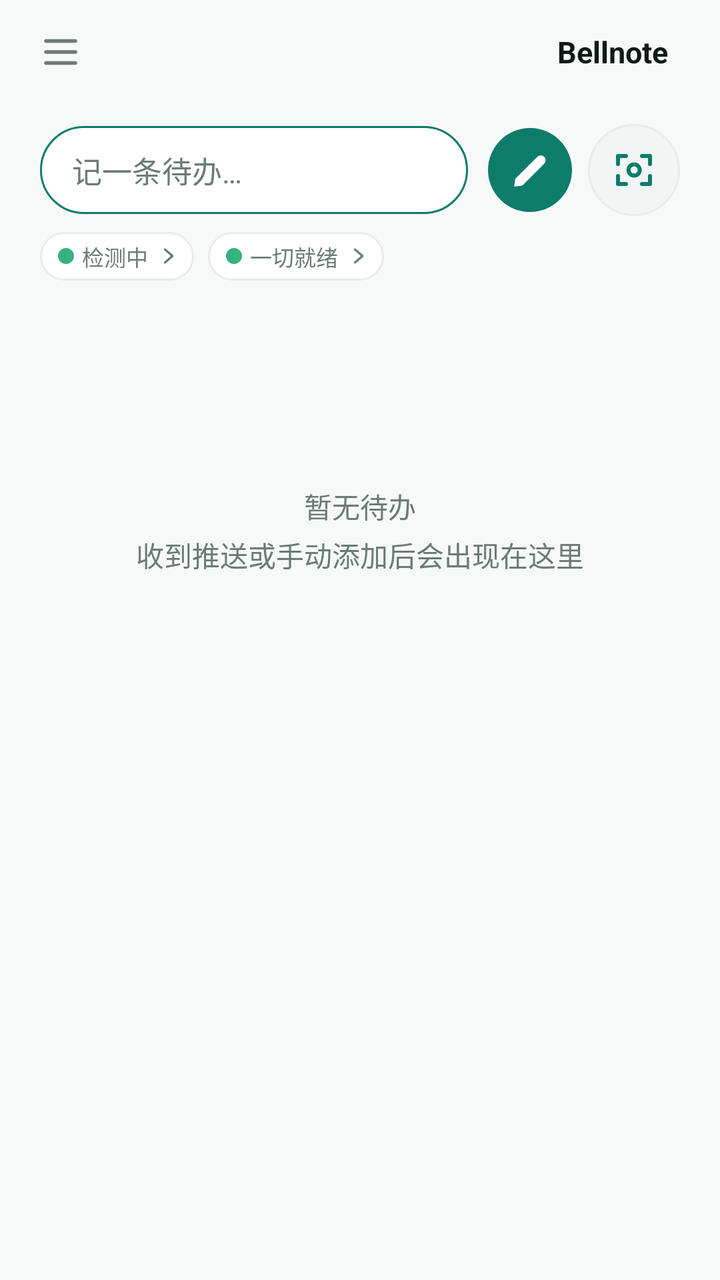
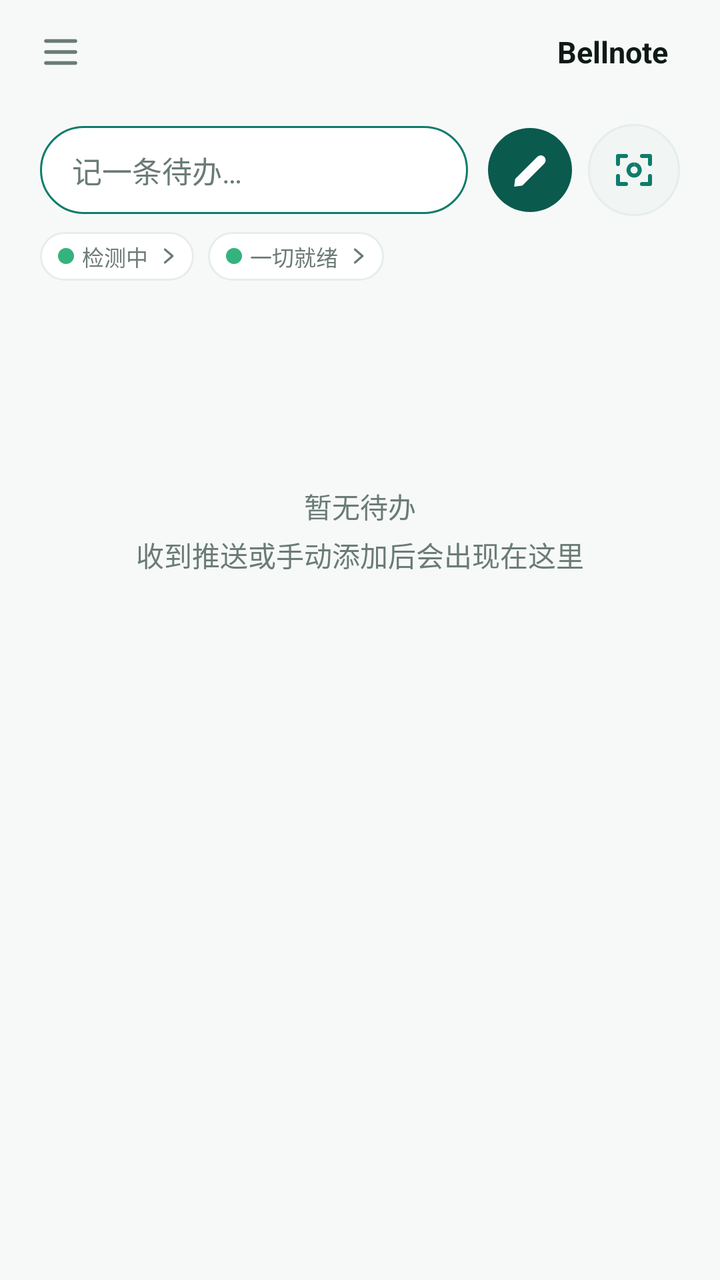

The first picture is an Android layout as it rendered before a commit; the second is the same layout after the commit. The layout source and the unified diff follow.
<!-- AndroidManifest.xml: activity theme Theme.NtfyCalendar.Home -->
<!-- res/layout/activity_main.xml -->
<?xml version="1.0" encoding="utf-8"?>
<androidx.drawerlayout.widget.DrawerLayout xmlns:android="http://schemas.android.com/apk/res/android"
    android:id="@+id/drawer"
    android:layout_width="match_parent"
    android:layout_height="match_parent">

    
    <LinearLayout
        android:layout_width="match_parent"
        android:layout_height="match_parent"
        android:orientation="vertical"
        android:paddingLeft="20dp"
        android:paddingRight="20dp">

        
        <FrameLayout
            android:layout_width="match_parent"
            android:layout_height="52dp"
            android:clipChildren="false"
            android:clipToPadding="false">

            <ImageButton
                android:id="@+id/btnMenu"
                android:layout_width="36dp"
                android:layout_height="36dp"
                android:layout_gravity="start|center_vertical"
                android:layout_marginStart="-8dp"
                android:background="@android:color/transparent"
                android:contentDescription="打开菜单"
                android:padding="7dp"
                android:scaleType="fitCenter"
                android:src="@drawable/ic_menu"
                android:tint="?attr/bnTextSecondary" />

            <View
                android:id="@+id/brandHalo"
                android:layout_width="96dp"
                android:layout_height="54dp"
                android:layout_gravity="end|center_vertical"
                android:background="@drawable/bg_brand_halo"
                android:visibility="gone" />

            <FrameLayout
                android:layout_width="wrap_content"
                android:layout_height="wrap_content"
                android:layout_gravity="end|center_vertical"
                android:clipChildren="false"
                android:clipToPadding="false">

                <LinearLayout
                    android:id="@+id/brandPill"
                    android:layout_width="wrap_content"
                    android:layout_height="wrap_content"
                    android:background="@android:color/transparent"
                    android:clipChildren="false"
                    android:clipToPadding="false"
                    android:clickable="true"
                    android:focusable="true"
                    android:gravity="center_vertical"
                    android:orientation="horizontal"
                    android:paddingTop="5dp"
                    android:paddingBottom="5dp">

                    <TextView
                        android:id="@+id/tvBrandName"
                        android:layout_width="wrap_content"
                        android:layout_height="wrap_content"
                        android:text="@string/app_name"
                        android:textColor="?attr/bnTextPrimary"
                        android:textSize="15sp"
                        android:textStyle="bold" />

                    <TextView
                        android:id="@+id/tvVersionTop"
                        android:layout_width="wrap_content"
                        android:layout_height="wrap_content"
                        android:layout_marginStart="6dp"
                        android:textColor="?attr/bnTextSecondary"
                        android:textSize="10sp" />
                </LinearLayout>

                <ImageView
                    android:id="@+id/brandGlyph"
                    android:layout_width="15dp"
                    android:layout_height="15dp"
                    android:layout_gravity="bottom|end"
                    android:layout_marginEnd="4dp"
                    android:layout_marginBottom="3dp"
                    android:contentDescription="ntfy 通道"
                    android:scaleType="fitCenter"
                    android:src="@drawable/ic_ntfy_prompt"
                    android:visibility="gone" />
            </FrameLayout>
        </FrameLayout>

        
        <LinearLayout
            android:layout_width="match_parent"
            android:layout_height="wrap_content"
            android:layout_marginTop="10dp"
            android:clipChildren="false"
            android:clipToPadding="false"
            android:gravity="center_vertical"
            android:orientation="horizontal">

            <EditText
                android:id="@+id/etQuick"
                android:layout_width="0dp"
                android:layout_height="44dp"
                android:layout_weight="1"
                android:background="@drawable/bg_input_hero"
                android:hint="@string/quick_hint"
                android:imeOptions="actionGo"
                android:inputType="text"
                android:maxLines="1"
                android:paddingLeft="16dp"
                android:paddingRight="16dp"
                android:textColor="?attr/bnTextPrimary"
                android:textColorHint="?attr/bnTextSecondary"
                android:textSize="15sp" />

            <ImageButton
                android:id="@+id/btnQuickGo"
                android:layout_width="42dp"
                android:layout_height="42dp"
                android:layout_marginStart="10dp"
                android:background="@drawable/bg_circle_primary"
                android:contentDescription="@string/quick_go_desc"
                android:padding="9dp"
                android:scaleType="fitCenter"
                android:src="@drawable/ic_send" />

            <ImageButton
                android:id="@+id/btnShotIcon"
                android:layout_width="46dp"
                android:layout_height="46dp"
                android:layout_marginStart="8dp"
                android:background="@drawable/bg_icon_circle"
                android:contentDescription="@string/btn_shot_big"
                android:padding="11dp"
                android:scaleType="fitCenter"
                android:src="@drawable/ic_screenshot" />
        </LinearLayout>

        
        <LinearLayout
            android:layout_width="match_parent"
            android:layout_height="wrap_content"
            android:layout_marginTop="8dp"
            android:gravity="center_vertical"
            android:orientation="horizontal">

            <TextView
                android:id="@+id/healthChip"
                android:layout_width="wrap_content"
                android:layout_height="wrap_content"
                android:background="@drawable/bg_status_pill"
                android:clickable="true"
                android:drawableStart="@drawable/dot_ok"
                android:drawableEnd="@drawable/ic_chevron_right"
                android:drawablePadding="4dp"
                android:focusable="true"
                android:foreground="@drawable/bg_ripple_pill"
                android:gravity="center_vertical"
                android:maxLines="1"
                android:paddingLeft="9dp"
                android:paddingTop="4dp"
                android:paddingRight="7dp"
                android:paddingBottom="4dp"
                android:text="检测中"
                android:textColor="?attr/bnTextSecondary"
                android:textSize="11sp" />

            <TextView
                android:id="@+id/statusChip"
                android:layout_width="wrap_content"
                android:layout_height="wrap_content"
                android:layout_marginStart="7dp"
                android:background="@drawable/bg_status_pill"
                android:clickable="true"
                android:drawableStart="@drawable/dot_ok"
                android:drawableEnd="@drawable/ic_chevron_right"
                android:drawablePadding="4dp"
                android:focusable="true"
                android:foreground="@drawable/bg_ripple_pill"
                android:gravity="center_vertical"
                android:maxLines="1"
                android:paddingLeft="9dp"
                android:paddingTop="4dp"
                android:paddingRight="7dp"
                android:paddingBottom="4dp"
                android:text="一切就绪"
                android:textColor="?attr/bnTextSecondary"
                android:textSize="11sp" />
        </LinearLayout>

        <TextView
            android:id="@+id/emptyView"
            android:layout_width="match_parent"
            android:layout_height="0dp"
            android:layout_weight="1"
            android:gravity="center"
            android:lineSpacingExtra="4dp"
            android:text="@string/main_empty"
            android:textColor="?attr/bnTextSecondary"
            android:textSize="14sp" />

        <androidx.recyclerview.widget.RecyclerView
            android:id="@+id/recycler"
            android:layout_width="match_parent"
            android:layout_height="0dp"
            android:layout_weight="1"
            android:clipToPadding="false"
            android:paddingTop="0dp"
            android:paddingBottom="16dp" />
    </LinearLayout>

    
    <ScrollView
        android:layout_width="286dp"
        android:layout_height="match_parent"
        android:layout_gravity="start"
        android:background="?attr/bnNavBg"
        android:elevation="16dp">

        <LinearLayout
            android:layout_width="match_parent"
            android:layout_height="wrap_content"
            android:orientation="vertical"
            android:paddingLeft="14dp"
            android:paddingRight="14dp"
            android:paddingTop="38dp"
            android:paddingBottom="24dp">

            
            <TextView
                android:layout_width="match_parent"
                android:layout_height="wrap_content"
                android:paddingLeft="8dp"
                android:text="@string/app_name"
                android:textColor="?attr/bnTextPrimary"
                android:textSize="22sp"
                android:textStyle="bold" />

            <TextView
                android:layout_width="match_parent"
                android:layout_height="wrap_content"
                android:letterSpacing="0.04"
                android:paddingLeft="8dp"
                android:paddingTop="4dp"
                android:text="@string/nav_subtitle"
                android:textColor="?attr/bnTextSecondary"
                android:textSize="12sp" />

            <View
                android:layout_width="match_parent"
                android:layout_height="1dp"
                android:layout_marginTop="16dp"
                android:layout_marginBottom="6dp"
                android:layout_marginLeft="8dp"
                android:layout_marginRight="8dp"
                android:background="?attr/bnDivider" />

            <TextView
                style="@style/NavSection"
                android:text="@string/nav_section_new" />

            <LinearLayout
                android:id="@+id/navAddManual"
                style="@style/NavRow">
                <ImageView
                    style="@style/NavIcon"
                    android:contentDescription="@null"
                    android:src="@drawable/ic_nav_plus" />
                <TextView
                    style="@style/NavLabel"
                    android:text="@string/nav_add_manual" />
            </LinearLayout>

            <LinearLayout
                android:id="@+id/navQuick"
                style="@style/NavRow">
                <ImageView
                    style="@style/NavIcon"
                    android:contentDescription="@null"
                    android:src="@drawable/ic_nav_quick" />
                <TextView
                    style="@style/NavLabel"
                    android:text="@string/nav_quick" />
            </LinearLayout>

            <LinearLayout
                android:id="@+id/navVoice"
                style="@style/NavRow">
                <ImageView
                    style="@style/NavIcon"
                    android:contentDescription="@null"
                    android:src="@drawable/ic_nav_mic" />
                <TextView
                    style="@style/NavLabel"
                    android:text="语音说一条" />
            </LinearLayout>

            <LinearLayout
                android:id="@+id/navCamera"
                style="@style/NavRow">
                <ImageView
                    style="@style/NavIcon"
                    android:contentDescription="@null"
                    android:src="@drawable/ic_nav_camera" />
                <TextView
                    style="@style/NavLabel"
                    android:text="@string/nav_camera" />
            </LinearLayout>

            <TextView
                style="@style/NavSection"
                android:text="@string/nav_section_manage" />

            <LinearLayout
                android:id="@+id/navAllEvents"
                style="@style/NavRow">
                <ImageView
                    style="@style/NavIcon"
                    android:contentDescription="@null"
                    android:src="@drawable/ic_nav_list" />
                <TextView
                    style="@style/NavLabel"
                    android:text="@string/nav_all_events" />
            </LinearLayout>

            <LinearLayout
                android:id="@+id/navReconcile"
                style="@style/NavRow">
                <ImageView
                    style="@style/NavIcon"
                    android:contentDescription="@null"
                    android:src="@drawable/ic_nav_check" />
                <TextView
                    style="@style/NavLabel"
                    android:text="@string/nav_reconcile" />
            </LinearLayout>

            <LinearLayout
                android:id="@+id/navSettings"
                style="@style/NavRow">
                <ImageView
                    style="@style/NavIcon"
                    android:contentDescription="@null"
                    android:src="@drawable/ic_nav_gear" />
                <TextView
                    style="@style/NavLabel"
                    android:text="@string/nav_settings" />
            </LinearLayout>

            <View
                android:layout_width="match_parent"
                android:layout_height="1dp"
                android:layout_marginTop="14dp"
                android:layout_marginBottom="6dp"
                android:layout_marginLeft="8dp"
                android:layout_marginRight="8dp"
                android:background="?attr/bnDivider" />

            <LinearLayout
                android:id="@+id/navHelp"
                style="@style/NavRow">
                <ImageView
                    style="@style/NavIcon"
                    android:contentDescription="@null"
                    android:src="@drawable/ic_nav_help" />
                <TextView
                    style="@style/NavLabel"
                    android:text="@string/nav_help" />
            </LinearLayout>
        </LinearLayout>
    </ScrollView>
</androidx.drawerlayout.widget.DrawerLayout>
<!-- resources referenced by this layout -->
<resources>
  <!-- drawable bg_circle_primary (drawable) -->
  <?xml version="1.0" encoding="utf-8"?>
  <ripple xmlns:android="http://schemas.android.com/apk/res/android"
      android:color="#33FFFFFF">
      <item>
          <shape android:shape="oval">
              <solid android:color="?attr/bnPrimary" />
          </shape>
      </item>
  </ripple>
  <!-- drawable bg_icon_circle (drawable) -->
  <?xml version="1.0" encoding="utf-8"?>
  <shape xmlns:android="http://schemas.android.com/apk/res/android"
      android:shape="oval">
      <solid android:color="?attr/bnIconBg" />
      <stroke
          android:width="1dp"
          android:color="?attr/bnCardStroke" />
  </shape>
  <!-- drawable dot_ok (drawable) -->
  ﻿<?xml version="1.0" encoding="utf-8"?>
  <shape xmlns:android="http://schemas.android.com/apk/res/android"
      android:shape="oval">
      <solid android:color="?attr/bnOk" />
      <size
          android:width="8dp"
          android:height="8dp" />
  </shape>
  <!-- drawable ic_send (drawable) -->
  <vector xmlns:android="http://schemas.android.com/apk/res/android"
      android:width="24dp"
      android:height="24dp"
      android:viewportWidth="24"
      android:viewportHeight="24"
      android:tint="?attr/bnOnPrimary">
      
      <path
          android:pathData="M4.4,20.0 L4.9,16.6 L15.9,5.6 A2.1,2.1 0 0 1 18.9,8.6 L8.0,19.5 Z"
          android:fillColor="#FF000000"
          android:strokeColor="#FF000000"
          android:strokeWidth="0.6"
          android:strokeLineJoin="round" />
  </vector>
  <string name="app_name">Bellnote</string>
  <string name="btn_shot_big">截图建待办</string>
  <string name="main_empty">暂无待办\n收到推送或手动添加后会出现在这里</string>
  <string name="nav_add_manual">新建待办</string>
  <string name="nav_all_events">全部日程</string>
  <string name="nav_camera">拍照识别</string>
  <string name="nav_help">帮助与引导</string>
  <string name="nav_quick">记一条</string>
  <string name="nav_reconcile">对账</string>
  <string name="nav_section_manage">管理</string>
  <string name="nav_section_new">新建</string>
  <string name="nav_settings">设置</string>
  <string name="nav_subtitle">截图 · 一句话 · 侧边栏</string>
  <string name="quick_go_desc">把这一句记成待办</string>
  <string name="quick_hint">记一条待办…</string>
  <style name="NavIcon">
          <item name="android:layout_width">34dp</item>
          <item name="android:layout_height">34dp</item>
          <item name="android:background">@drawable/bg_icon</item>
          <item name="android:padding">8dp</item>
          <item name="android:tint">?attr/bnTextSecondary</item>
      </style>
  <!-- drawable bg_icon (drawable) -->
  <?xml version="1.0" encoding="utf-8"?>
  <shape xmlns:android="http://schemas.android.com/apk/res/android"
      android:shape="rectangle">
      <solid android:color="?attr/bnIconBg" />
      <corners android:radius="11dp" />
  </shape>
  <!-- drawable ic_splash_blank (drawable) -->
  <?xml version="1.0" encoding="utf-8"?>
  <shape xmlns:android="http://schemas.android.com/apk/res/android" android:shape="rectangle">
      <solid android:color="@android:color/transparent" />
      <size android:width="1dp" android:height="1dp" />
  </shape>
  <color name="primary">#FF0E7C6B</color>
  <color name="primary_dark">#FF0A5A4D</color>
  <color name="text_on_primary">#FFFFFFFF</color>
  <color name="accent">#FFF59E0B</color>
  <color name="window_bg">#FFF6F9F8</color>
  <color name="surface">#FFFFFFFF</color>
  <color name="card_bg">#FFFFFFFF</color>
  <color name="card_stroke">#FFE6EDEB</color>
  <color name="divider">#FFEDF2F0</color>
  <color name="text_primary">#FF0F1A17</color>
  <color name="text_secondary">#FF6B7B76</color>
  <color name="chip_bg">#FFECF6F3</color>
  <color name="icon_bg">#FFF1F5F4</color>
  <color name="danger">#FFC94848</color>
  <color name="ok">#FF34B37E</color>
  <color name="warn">#FFE8A33C</color>
  <color name="muted">#FF9AA5A0</color>
  <color name="nav_bg">#FFFFFFFF</color>
  <color name="ripple">#140E7C6B</color>
  <!-- unchanged entries left out for length: 22 -->
</resources>

<!-- the commit's change to res/layout/activity_main.xml (unified diff, before → after) -->
@@ -124,7 +124,7 @@
                 android:layout_width="42dp"
                 android:layout_height="42dp"
                 android:layout_marginStart="10dp"
-                android:background="@drawable/bg_circle_primary"
+                android:background="@drawable/bg_circle_send"
                 android:contentDescription="@string/quick_go_desc"
                 android:padding="9dp"
                 android:scaleType="fitCenter"
<!-- resource entries referenced after the edit -->
@@ -1,12 +1,12 @@
 <!-- resources referenced by this layout -->
 <resources>
-  <!-- drawable bg_circle_primary (drawable) -->
+  <!-- drawable bg_circle_send (drawable) -->
   <?xml version="1.0" encoding="utf-8"?>
   <ripple xmlns:android="http://schemas.android.com/apk/res/android"
       android:color="#33FFFFFF">
       <item>
           <shape android:shape="oval">
-              <solid android:color="?attr/bnPrimary" />
+              <solid android:color="?attr/bnPrimaryDark" />
           </shape>
       </item>
   </ripple>
@@ -34,7 +34,7 @@
       android:height="24dp"
       android:viewportWidth="24"
       android:viewportHeight="24"
-      android:tint="?attr/bnOnPrimary">
+      android:tint="#FFFFFFFF">
       
       <path
           android:pathData="M4.4,20.0 L4.9,16.6 L15.9,5.6 A2.1,2.1 0 0 1 18.9,8.6 L8.0,19.5 Z"
